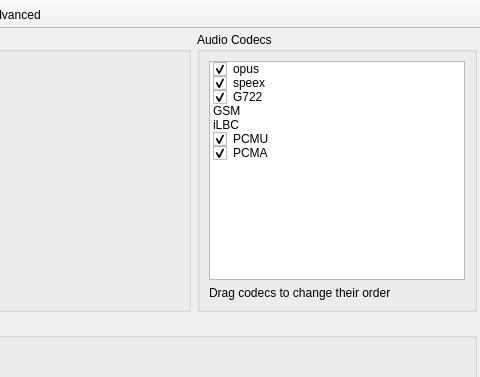
First picture: the form in resources/preferences.ui, repository pol51/blink-qt, before the edit; both pictures show x 370 to 850 and y 0 to 377 of the 850 by 600 pixel window.
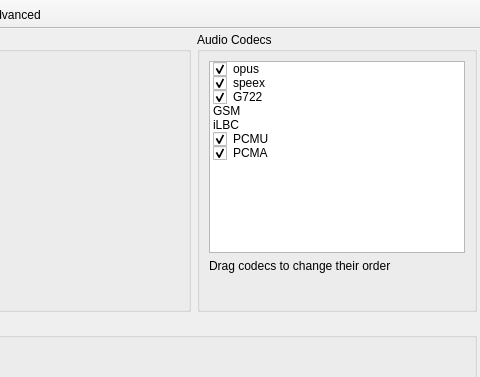
Second picture: the form after the edit. The open tabs and pages were chosen to show the change. Icons and pictures are not drawn. Custom widgets are drawn as their Qt base class.

Commit message:
Adjusted the layout of elements in the audio section
Ignore-this: 87c47ea40f044444fe5190d9506bf285

darcs-hash:20140401102148-b22ec-fe2e0d3e7339a175a4e0270954ce297af8e41345

Diff of the .ui file:
```diff
--- a/resources/preferences.ui
+++ b/resources/preferences.ui
@@ -1605,7 +1605,7 @@
            <item>
             <widget class="QListWidget" name="audio_codecs_list">
              <property name="sizePolicy">
-              <sizepolicy hsizetype="Preferred" vsizetype="Expanding">
+              <sizepolicy hsizetype="Preferred" vsizetype="Preferred">
                <horstretch>0</horstretch>
                <verstretch>0</verstretch>
               </sizepolicy>
@@ -1684,6 +1684,19 @@
              </property>
             </widget>
            </item>
+           <item>
+            <spacer name="audio_codecs_spacer">
+             <property name="orientation">
+              <enum>Qt::Vertical</enum>
+             </property>
+             <property name="sizeHint" stdset="0">
+              <size>
+               <width>20</width>
+               <height>20</height>
+              </size>
+             </property>
+            </spacer>
+           </item>
           </layout>
          </widget>
         </item>
```
Left out of the diff: 3 changed lines with no effect on the pictures.
